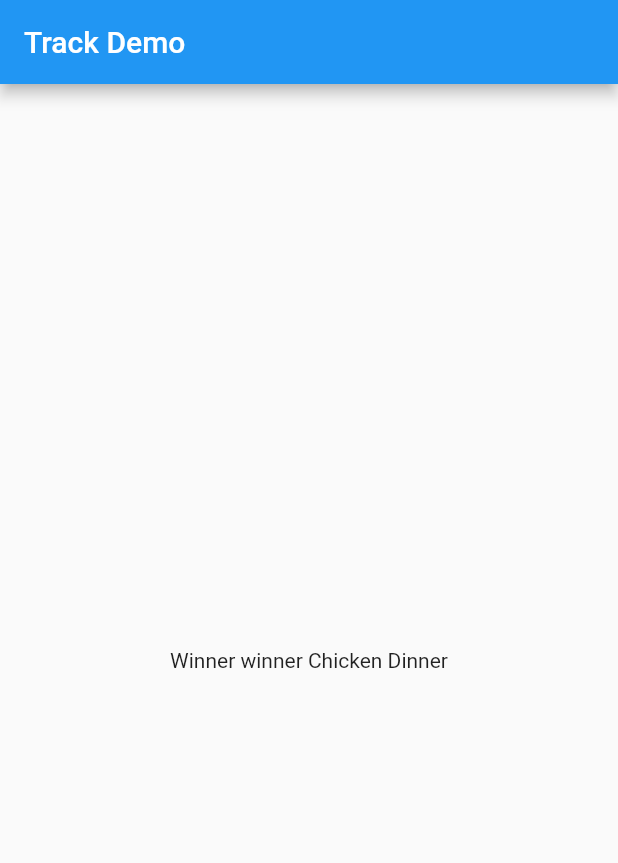
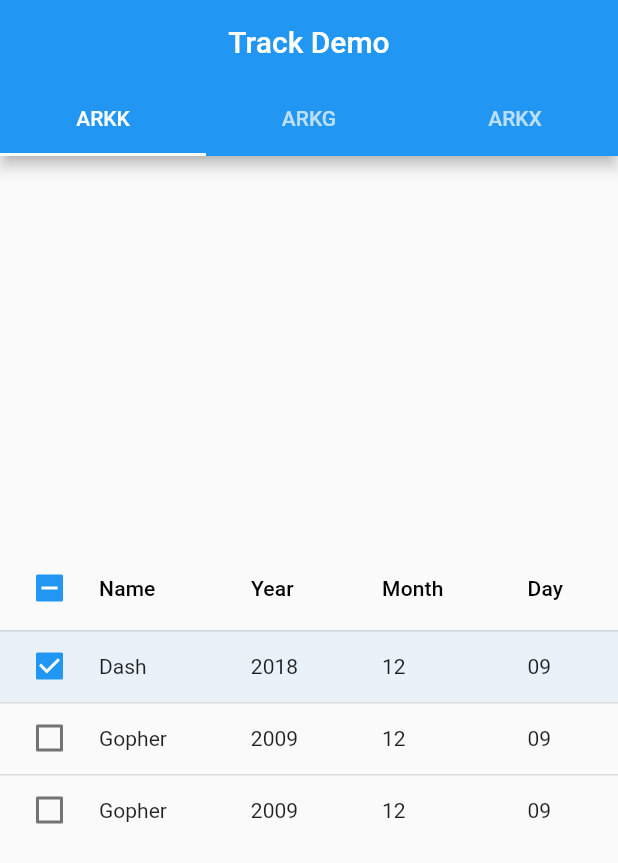
Before and after one commit to mLiXin/flutter_ark_track, a Flutter app: the screen it shows after launch, on a phone screen of 412 x 824 dp. Shown: the top 863 px of the screen. Run offline on Flutter 3.47's test engine with Material 2 defaults, Android fonts, the phone set to English and light mode, and no system bars; our stand-ins replace responsive_builder.

Commit message:
feat：refresh

```diff
--- a/lib/module/home_page.dart
+++ b/lib/module/home_page.dart
@@ -1,4 +1,5 @@
 import 'package:flutter/material.dart';
+import 'package:responsive_builder/responsive_builder.dart';
 
 class HomePage extends StatefulWidget {
   @override
@@ -8,12 +9,113 @@ class HomePage extends StatefulWidget {
 }
 
 class _HomePageState extends State<HomePage> {
+  var selectedIndex = 0;
+
   @override
   Widget build(BuildContext context) {
-    return Scaffold(
-      appBar: AppBar(title: Text("Track Demo"),),
-      body: Center(child: Text("Winner winner Chicken Dinner"),),
+    return ResponsiveBuilder(
+      builder: (context,sizeIndexformation) {
+        if (sizeIndexformation.isTablet) {
+          return Center(child: Text("you are web"),);
+        } else {
+          return DefaultTabController(
+            length: 3,
+            child: Scaffold(
+              appBar: AppBar(
+                title: Text("Track Demo"),
+                centerTitle: true,
+                bottom: TabBar(
+                  tabs: [
+                    Tab(text: "ARKK",),
+                    Tab(text: "ARKG",),
+                    Tab(text: "ARKX",),
+                  ],
+                ),
+              ),
+              body: TabBarView(
+                children: [
+                  Center(
+                    child: SingleChildScrollView(
+                      scrollDirection: Axis.horizontal,
+                      child: DataTable(
+                        sortColumnIndex: 1,
+                        sortAscending: false,
+                        columns: [
+                          DataColumn(label: Text("Name"), tooltip: "姓名"),
+                          DataColumn(label: Text("Year")),
+                          DataColumn(label: Text("Month")),
+                          DataColumn(label: Text("Day")),
+                          DataColumn(label: Text("Gender")),
+                          DataColumn(label: Text("Age")),
+                          DataColumn(label: Text("Address")),
+                        ],
+                        rows: [
+                          DataRow(
+                              selected: selectedIndex == 0,
+                              onSelectChanged: (selected) {
+                                if (selected) {
+                                  setState(() {
+                                    selectedIndex = 0;
+                                  });
+                                }
+                              },
+                              cells: [
+                                DataCell(Text("Dash")),
+                                DataCell(Text("2018")),
+                                DataCell(Text("12")),
+                                DataCell(Text("09")),
+                                DataCell(Text("Male")),
+                                DataCell(Text("18")),
+                                DataCell(Text("jfiodnsaonfdsa"))
+                              ]),
+                          DataRow(
+                              selected: selectedIndex == 1,
+                              onSelectChanged: (selected) {
+                                if (selected) {
+                                  setState(() {
+                                    selectedIndex = 1;
+                                  });
+                                }
+                              },
+                              cells: [
+                                DataCell(Text("Gopher")),
+                                DataCell(Text("2009")),
+                                DataCell(Text("12")),
+                                DataCell(Text("09")),
+                                DataCell(Text("Male")),
+                                DataCell(Text("18")),
+                                DataCell(Text("jfiodnsaonfdsa"))
+                              ]),
+                          DataRow(
+                              selected: selectedIndex == 2,
+                              onSelectChanged: (selected) {
+                                if (selected) {
+                                  setState(() {
+                                    selectedIndex = 2;
+                                  });
+                                }
+                              },
+                              cells: [
+                                DataCell(Text("Gopher")),
+                                DataCell(Text("2009")),
+                                DataCell(Text("12")),
+                                DataCell(Text("09")),
+                                DataCell(Text("Male")),
+                                DataCell(Text("18")),
+                                DataCell(Text("jfiodnsaonfdsa"))
+                              ]),
+                        ],
+                      ),
+                    ),
+                  ),
+                  Center(child: Text("ARKG")),
+                  Center(child: Text("ARKX"))
+                ],
+              ),
+            ),
+          );
+        }
+      } ,
     );
   }
-
 }
--- a/pubspec.yaml
+++ b/pubspec.yaml
@@ -24,6 +24,7 @@ dependencies:
   flutter:
     sdk: flutter
   sqflite_common: ^2.0.0+2
+  responsive_builder: ^0.1.2
 
 
   # The following adds the Cupertino Icons font to your application.
```
Also changed, not shown: pubspec.lock.
